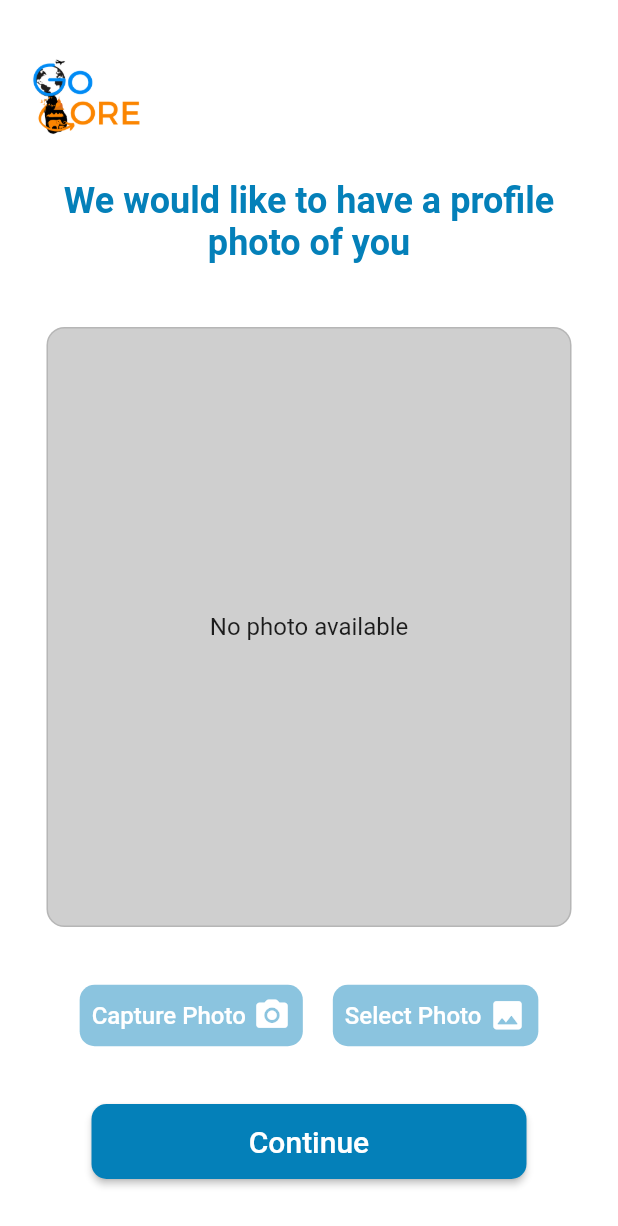
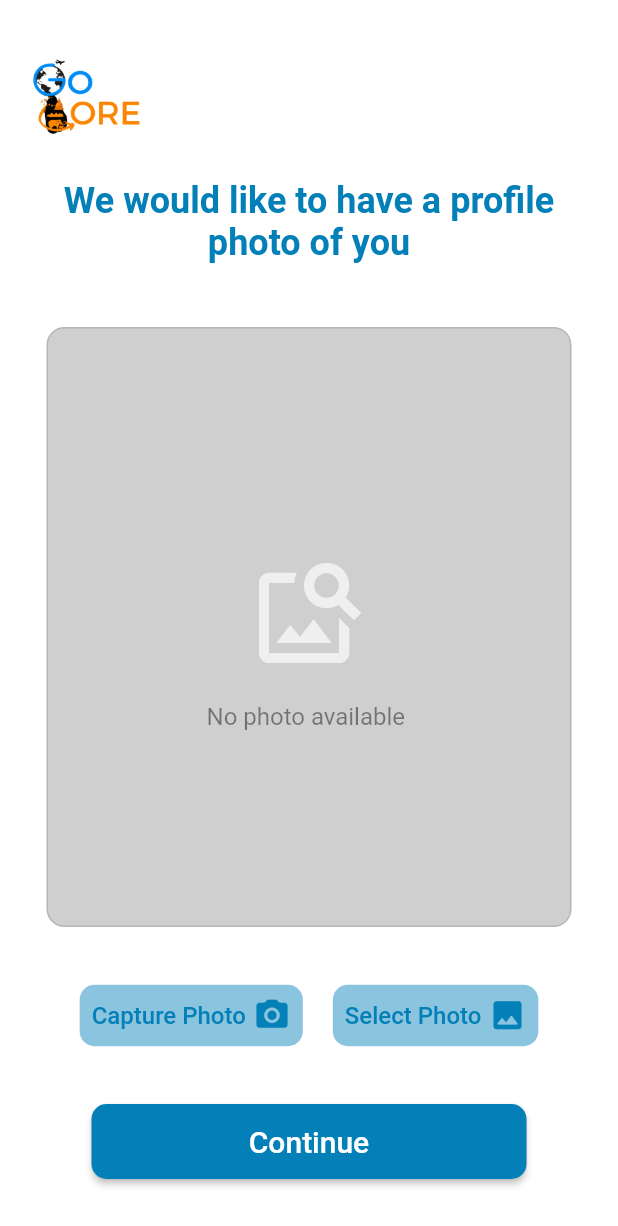
Before and after one commit to GoCoreUCSC/guide-frontend, a Flutter app: the Home screen opened directly with empty values, on a phone screen of 412 x 824 dp. Shown: the top 1226 px of the screen. Run offline on Flutter 3.47's test engine with Material 2 defaults, Android fonts, the phone set to English and light mode, and no system bars; our stand-ins replace camera, dio, flutter_svg, fluttertoast, google_fonts, image_picker and 2 more; missing offline and left inert: cloudinary_public, cunning_document_scanner, dart:ffi; network calls fail.

Commit message:
add completed registration

```diff
--- a/lib/camera.dart
+++ b/lib/camera.dart
@@ -100,10 +100,26 @@ class _HomeState extends State<Home> {
                       border: Border.all(width: 1, color: Colors.black12),
                       borderRadius: BorderRadius.circular(12.0),
                     ),
-                    child: const Text(
-                      'No photo available',
-                      textAlign: TextAlign.center,
-                      style: TextStyle(fontSize: 16),),
+
+                    child:
+                    RichText(
+                      text: TextSpan(
+                        children: [
+                          WidgetSpan(
+                            child: Padding(
+                              padding: const EdgeInsets.fromLTRB(60,20,60,20),
+                              child: Icon(Icons.image_search_outlined, color: Color.fromARGB(172, 255, 255, 255),size: 80),
+                            ),
+                          ),
+                          TextSpan(text: '\n        No photo available', style: TextStyle(fontSize: 16, color: Color.fromARGB(115, 0, 0, 0))),
+                        ],
+                      ),
+                    )
+                  //    const Text(
+                  //     'No photo available',
+                  //     textAlign: TextAlign.center,
+                  //     style: TextStyle(fontSize: 16),),
+                  // ),
                   ),
                 const SizedBox(
                   height: 35,
@@ -123,12 +139,12 @@ class _HomeState extends State<Home> {
                                    Icon(
                                       Icons.camera_alt_rounded,
                                       size: 25,
-                                      color: Colors.white,
+                                      color: Color.fromARGB(255, 4, 128, 185),
                                     ),
                                 ],
                               ),
                               style: TextButton.styleFrom(
-                              primary: Colors.white,  //Text Color
+                              primary: Color.fromARGB(255, 4, 128, 185),  //Text Color
                               backgroundColor: Color.fromARGB(118, 4, 128, 185),
                               shape: RoundedRectangleBorder(
                               borderRadius: BorderRadius.circular(10)),
@@ -148,12 +164,12 @@ class _HomeState extends State<Home> {
                                    Icon(
                                       Icons.image_rounded,
                                       size: 25,
-                                      color: Colors.white,
+                                      color: Color.fromARGB(255, 4, 128, 185),
                                     ),
                                 ],
                               ),
                               style: TextButton.styleFrom(
-                              primary: Colors.white,  //Text Color
+                              primary: Color.fromARGB(255, 4, 128, 185),  //Text Color
                               backgroundColor: Color.fromARGB(118, 4, 128, 185),
                               shape: RoundedRectangleBorder(
                               borderRadius: BorderRadius.circular(10)),
--- a/lib/main.dart
+++ b/lib/main.dart
@@ -10,7 +10,7 @@ import 'package:guide_frontend/main_page.dart';
 import 'package:guide_frontend/signin.dart';
 import 'package:guide_frontend/welcome.dart';
 
-import 'camera.dart';
+// import 'camera.dart';
 // import 'activitySelection.dart';
 // import 'booking_page.dart';
 // import 'launchscreen.dart';
```
Also changed, not shown: lib/document.dart (+20 -6 lines), 1 other file.
